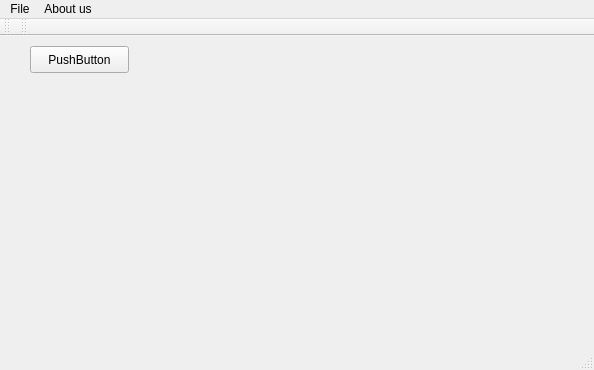
Qt form Practica_OpenMP/mainwindow.ui (simorgh/SC2015) before a commit.
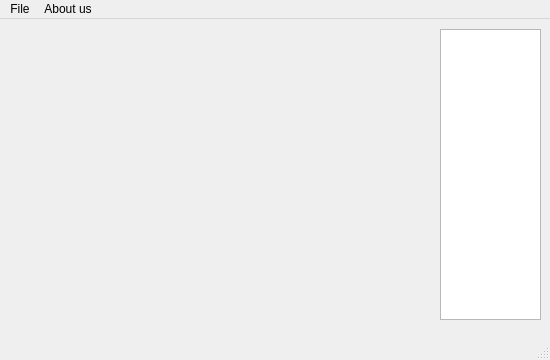
The same form after that commit.

What changed in the file:
```diff
--- a/Practica_OpenMP/mainwindow.ui
+++ b/Practica_OpenMP/mainwindow.ui
@@ -6,25 +6,35 @@
    <rect>
     <x>0</x>
     <y>0</y>
-    <width>594</width>
-    <height>370</height>
+    <width>550</width>
+    <height>360</height>
    </rect>
   </property>
   <property name="windowTitle">
    <string>MainWindow</string>
   </property>
   <widget class="QWidget" name="centralWidget">
-   <widget class="QPushButton" name="pushButton">
+   <widget class="QListWidget" name="listWidget">
     <property name="geometry">
      <rect>
-      <x>30</x>
+      <x>440</x>
       <y>10</y>
-      <width>99</width>
-      <height>27</height>
+      <width>101</width>
+      <height>291</height>
+     </rect>
+    </property>
+   </widget>
+   <widget class="QLabel" name="label">
+    <property name="geometry">
+     <rect>
+      <x>10</x>
+      <y>10</y>
+      <width>411</width>
+      <height>291</height>
      </rect>
     </property>
     <property name="text">
-     <string>PushButton</string>
+     <string/>
     </property>
    </widget>
   </widget>
@@ -33,7 +43,7 @@
     <rect>
      <x>0</x>
      <y>0</y>
-     <width>594</width>
+     <width>550</width>
      <height>25</height>
     </rect>
    </property>
@@ -52,26 +62,7 @@
    <addaction name="menuFile"/>
    <addaction name="menuAbout_us"/>
   </widget>
-  <widget class="QToolBar" name="mainToolBar">
-   <attribute name="toolBarArea">
-    <enum>TopToolBarArea</enum>
-   </attribute>
-   <attribute name="toolBarBreak">
-    <bool>false</bool>
-   </attribute>
-  </widget>
   <widget class="QStatusBar" name="statusBar"/>
-  <widget class="QToolBar" name="toolBar">
-   <property name="windowTitle">
-    <string>toolBar</string>
-   </property>
-   <attribute name="toolBarArea">
-    <enum>TopToolBarArea</enum>
-   </attribute>
-   <attribute name="toolBarBreak">
-    <bool>false</bool>
-   </attribute>
-  </widget>
   <action name="loadDatabase">
    <property name="checkable">
     <bool>false</bool>
```
